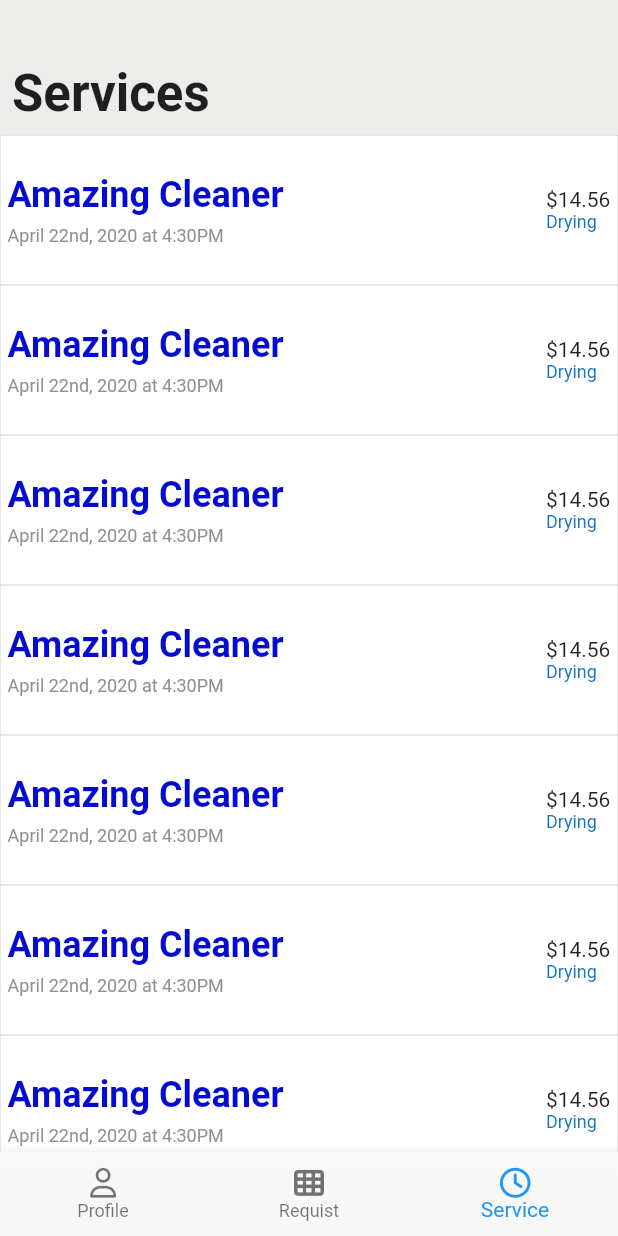
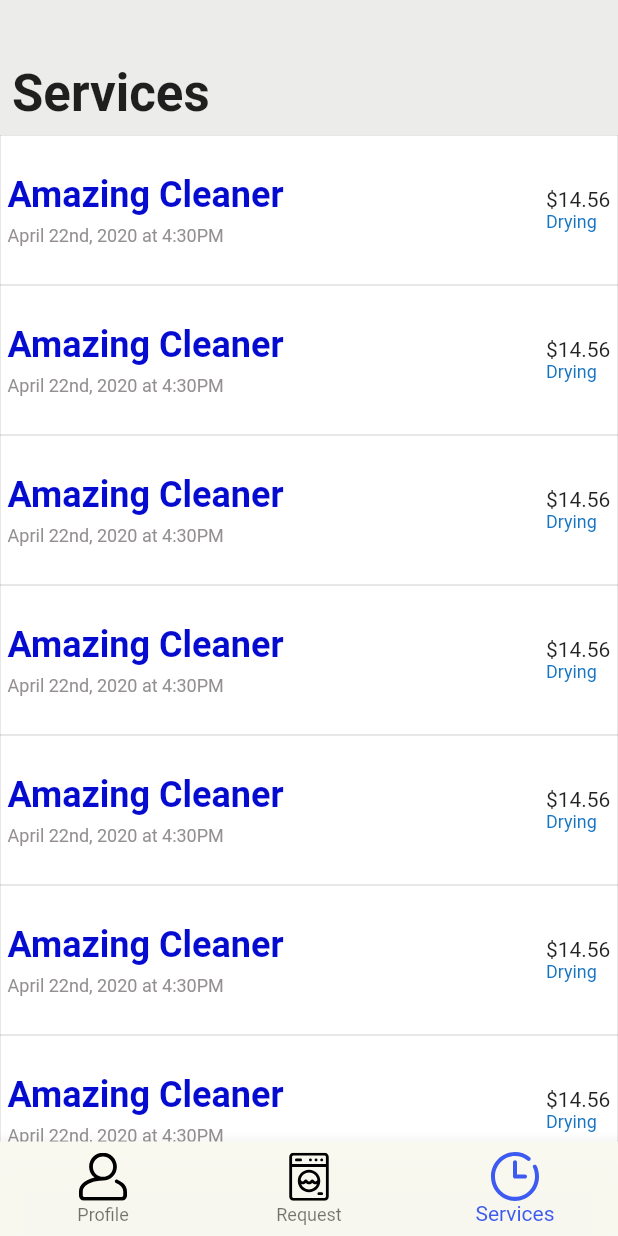
Before and after one commit to RashkaDahir/laundry_app, a Flutter app: the bottomnavbar screen opened directly, item 3 of the bottom bar chosen, on a phone screen of 412 x 824 dp. Run offline on Flutter 3.47's test engine with Material 2 defaults, Android fonts, the phone set to English and light mode, and no system bars; our stand-ins replace firebase_auth, firebase_core, flutter_svg, font_awesome_flutter, google_maps_flutter; missing offline and left inert: dart:ffi; accounts and stored records are empty.

Commit message:
done btnavbar

```diff
--- a/lib/bottomnavition.dart
+++ b/lib/bottomnavition.dart
@@ -5,6 +5,7 @@ import 'package:font_awesome_flutter/font_awesome_flutter.dart';
 import './profilepage.dart';
 import './Requestpage.dart';
 import './servicepage.dart';
+import 'package:flutter_svg/flutter_svg.dart';
 
 class bottomnavbar extends StatefulWidget {
   const bottomnavbar({super.key});
@@ -32,34 +33,29 @@ class _bottomnavbarState extends State<bottomnavbar> {
     return Scaffold(
       body: pageList[_selectedIndex],
        bottomNavigationBar: BottomNavigationBar(
-        currentIndex: _selectedIndex,
-        onTap: onItemTapped,
-        backgroundColor: Color.fromARGB(249, 249, 249, 249),
-        type: BottomNavigationBarType.fixed,
-        items: const [
-          BottomNavigationBarItem(
-            icon: FaIcon(
-              FontAwesomeIcons.user,
-              size: 20,
-            ),
-            label: 'Profile',
-          ),
-          BottomNavigationBarItem(
-            icon: FaIcon(
-              FontAwesomeIcons.tableCells,
-              size: 20,
-            ),
-            label: 'Requist',
-          ),
-          BottomNavigationBarItem(
-            icon: FaIcon(
-              FontAwesomeIcons.clock,
-              size: 20,
-            ),
-            label: 'Service',
-          ),
-        ],
-      ),
+        backgroundColor: Color(0xffF9F9F9F0),
+
+
+          selectedItemColor: Color(0xff3D5AF1),
+
+          onTap: onItemTapped,
+          currentIndex: _selectedIndex,
+          items: [
+            BottomNavigationBarItem(
+                icon: _selectedIndex == 0
+                    ? SvgPicture.asset('images/userselecting.svg')
+                    : SvgPicture.asset('images/user.svg',),
+                label: 'Profile'),
+            BottomNavigationBarItem(
+                icon: _selectedIndex == 1
+                    ? SvgPicture.asset('images/reqselecting.svg'):SvgPicture.asset('images/req.svg'),
+                label: 'Request'),
+            BottomNavigationBarItem(
+                icon: _selectedIndex == 2
+                    ? SvgPicture.asset('images/clockselecting.svg')
+                    : SvgPicture.asset('images/clock.svg'),
+                label: 'Services'),
+          ]),
     );
   }
 }
--- a/pubspec.yaml
+++ b/pubspec.yaml
@@ -90,6 +90,12 @@ flutter:
     - images/profilepic.png
     - images/loc.png
     - images/Credit Card.png
+    - images/user.svg
+    - images/req.svg
+    - images/clock.svg
+    - images/userselecting.svg
+    - images/reqselecting.svg
+    - images/clockselecting.svg
 
 
   # An image asset can refer to one or more resolution-specific "variants", see
```
Also changed, not shown: images/clockselecting.svg (added), images/req.svg (added), images/reqselecting.svg (added), images/userselecting.svg (added), pubspec.lock.
